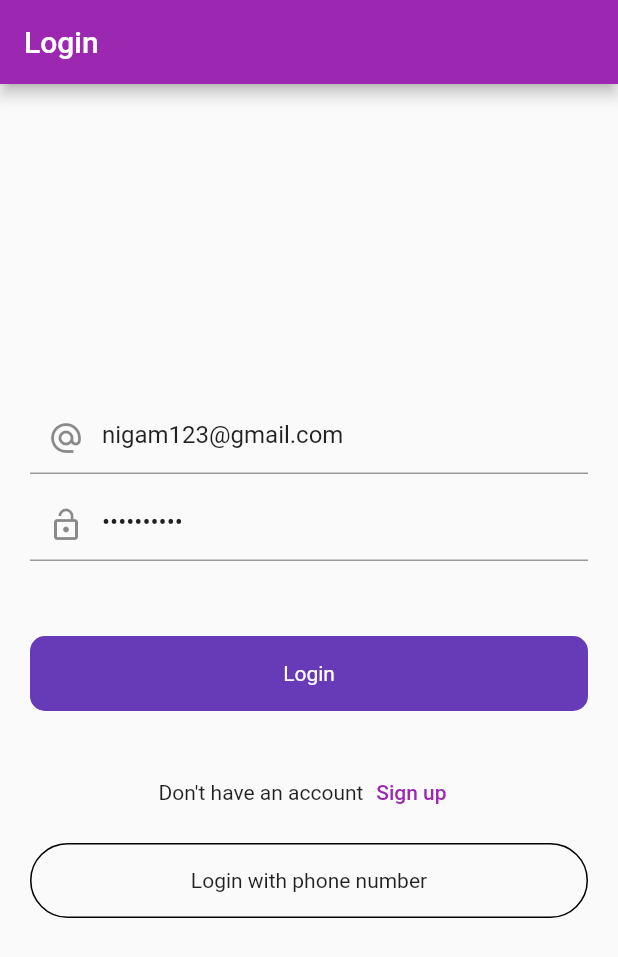
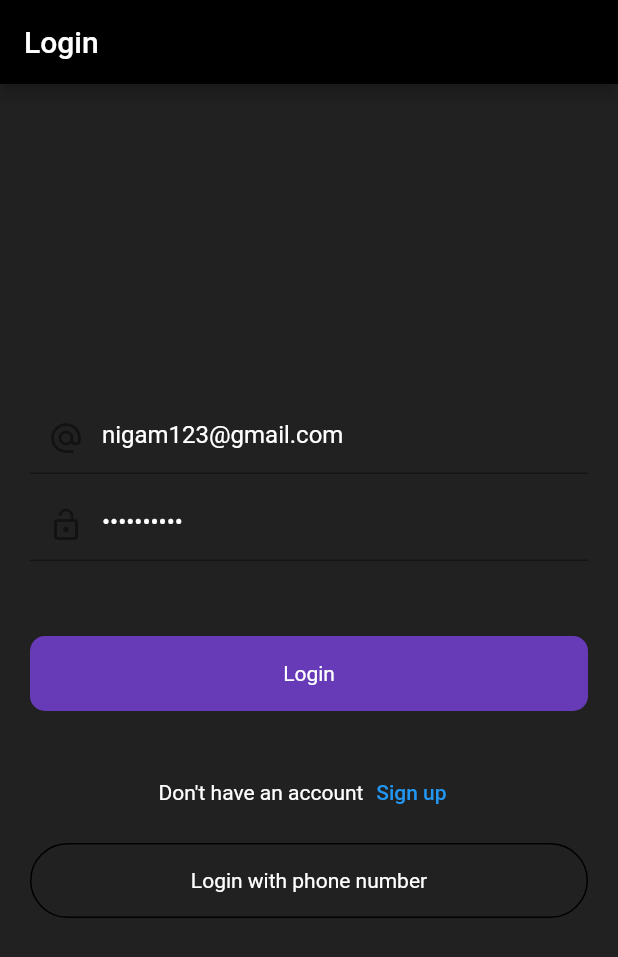
Before and after one commit to sumit-1299/TYBCA, a Flutter app: the screen it shows after launch, after a tap on "Login", on a phone screen of 412 x 824 dp. Shown: the top 957 px of the screen. Run offline on Flutter 3.47's test engine with Material 2 defaults, Android fonts, the phone set to English and light mode, and no system bars; our stand-ins replace firebase_auth, firebase_core, fluttertoast; missing offline and left inert: mongo_dart; accounts and stored records are empty; network calls fail.

Commit message:
Home.dart: Changed ListTiles to TextButtons
main.dart:
Added Theme

parties.dart:
Added up and down arrow to total

```diff
--- a/lib/main.dart
+++ b/lib/main.dart
@@ -20,9 +20,24 @@ void main() async{
     print("Error: ${error.toString()}");
   });
 
-  runApp(MaterialApp(
+  runApp(
+      MaterialApp(
     theme: ThemeData(
-      primarySwatch: Colors.purple,
+      appBarTheme: AppBarTheme(
+        color: Colors.black
+      ),
+      scaffoldBackgroundColor: Colors.grey[900],
+      textTheme: const TextTheme(
+        titleLarge: TextStyle(),
+        titleMedium: TextStyle(),
+        titleSmall: TextStyle(),
+        bodyLarge: TextStyle(),
+        bodyMedium: TextStyle(),
+        bodySmall: TextStyle()
+      ).apply(
+        bodyColor: Colors.white,
+        displayColor: Colors.white
+      ),
     ),
     debugShowCheckedModeBanner: false,
     home: FirebaseAuth.instance.currentUser!=null?Home(db: _db):Login(db: _db),
```
Also changed, not shown: lib/Home.dart (+50 -23 lines), lib/parties.dart (+14 -2 lines).
